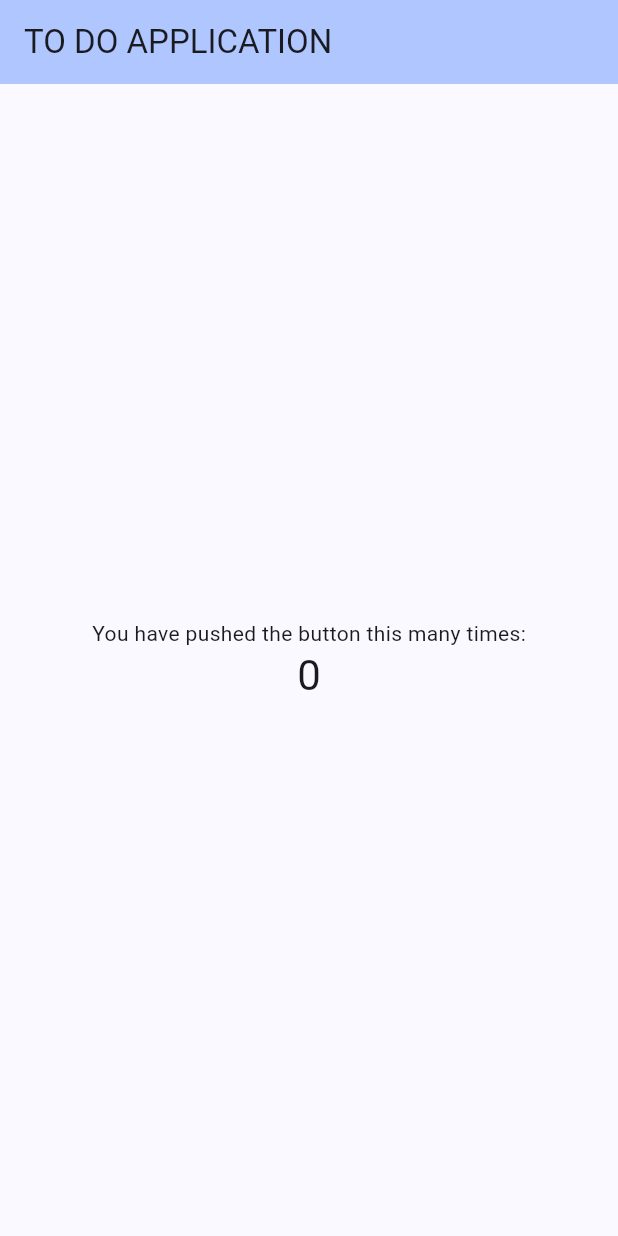
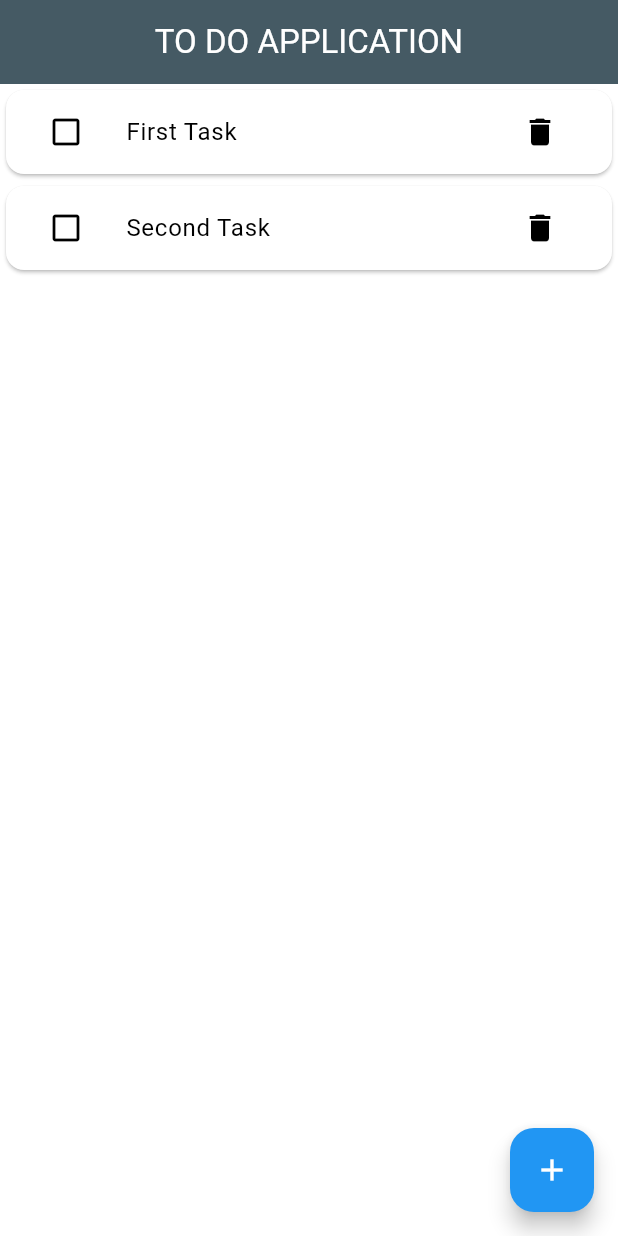
Before and after one commit to Qharny/TO_DO_LIST, a Flutter app: the screen it shows after launch, on a phone screen of 412 x 824 dp. Run offline on Flutter 3.47's test engine with Material 2 defaults, Android fonts, the phone set to English and light mode, and no system bars.

Commit message:
Please enter the commit message for your changes. Lines starting with '#' will be ignored, and an empty message aborts the commit.
On branch main
Your branch is up to date with 'origin/main'.

Changes to be committed:
	modified:   lib/main.dart

```diff
--- a/lib/main.dart
+++ b/lib/main.dart
@@ -5,31 +5,15 @@ void main() {
 }
 
 class MyApp extends StatelessWidget {
-  const MyApp({super.key});
+  const MyApp({Key? key}) : super(key: key);
 
-  // This widget is the root of your application.
   @override
   Widget build(BuildContext context) {
     return MaterialApp(
       title: 'TO DO LIST',
       theme: ThemeData(
-        // This is the theme of your application.
-        //
-        // TRY THIS: Try running your application with "flutter run". You'll see
-        // the application has a blue toolbar. Then, without quitting the app,
-        // try changing the seedColor in the colorScheme below to Colors.green
-        // and then invoke "hot reload" (save your changes or press the "hot
-        // reload" button in a Flutter-supported IDE, or press "r" if you used
-        // the command line to start the app).
-        //
-        // Notice that the counter didn't reset back to zero; the application
-        // state is not lost during the reload. To reset the state, use hot
-        // restart instead.
-        //
-        // This works for code too, not just values: Most code changes can be
-        // tested with just a hot reload.
-        colorScheme: ColorScheme.fromSeed(
-            seedColor: const Color.fromARGB(255, 52, 113, 219)),
+        colorScheme: ColorScheme.fromSwatch(primarySwatch: Colors.blue)
+            .copyWith(secondary: Colors.deepOrange),
         useMaterial3: true,
       ),
       home: const MyHomePage(title: 'TO DO APPLICATION'),
@@ -38,89 +22,92 @@ class MyApp extends StatelessWidget {
 }
 
 class MyHomePage extends StatefulWidget {
-  const MyHomePage({super.key, required this.title});
-
-  // This widget is the home page of your application. It is stateful, meaning
-  // that it has a State object (defined below) that contains fields that affect
-  // how it looks.
-
-  // This class is the configuration for the state. It holds the values (in this
-  // case the title) provided by the parent (in this case the App widget) and
-  // used by the build method of the State. Fields in a Widget subclass are
-  // always marked "final".
-
   final String title;
 
+  const MyHomePage({Key? key, required this.title}) : super(key: key);
+
   @override
-  State<MyHomePage> createState() => _MyHomePageState();
+  _MyHomePageState createState() => _MyHomePageState();
 }
 
 class _MyHomePageState extends State<MyHomePage> {
-  int _counter = 0;
+  List<String> items = ['First Task', 'Second Task'];
+  TextEditingController textEditingController = TextEditingController();
 
-  void _incrementCounter() {
+  void addItem() {
     setState(() {
-      // This call to setState tells the Flutter framework that something has
-      // changed in this State, which causes it to rerun the build method below
-      // so that the display can reflect the updated values. If we changed
-      // _counter without calling setState(), then the build method would not be
-      // called again, and so nothing would appear to happen.
-      _counter++;
+      items.add(textEditingController.text);
+      textEditingController.clear();
+    });
+  }
+
+  void removeItem(int index) {
+    setState(() {
+      items.removeAt(index);
     });
   }
 
   @override
   Widget build(BuildContext context) {
-    // This method is rerun every time setState is called, for instance as done
-    // by the _incrementCounter method above.
-    //
-    // The Flutter framework has been optimized to make rerunning build methods
-    // fast, so that you can just rebuild anything that needs updating rather
-    // than having to individually change instances of widgets.
     return Scaffold(
       appBar: AppBar(
-        // TRY THIS: Try changing the color here to a specific color (to
-        // Colors.amber, perhaps?) and trigger a hot reload to see the AppBar
-        // change color while the other colors stay the same.
-        backgroundColor: Theme.of(context).colorScheme.inversePrimary,
-        // Here we take the value from the MyHomePage object that was created by
-        // the App.build method, and use it to set our appbar title.
-        title: Text(widget.title),
-      ),
-      body: Center(
-        // Center is a layout widget. It takes a single child and positions it
-        // in the middle of the parent.
-        child: Column(
-          // Column is also a layout widget. It takes a list of children and
-          // arranges them vertically. By default, it sizes itself to fit its
-          // children horizontally, and tries to be as tall as its parent.
-          //
-          // Column has various properties to control how it sizes itself and
-          // how it positions its children. Here we use mainAxisAlignment to
-          // center the children vertically; the main axis here is the vertical
-          // axis because Columns are vertical (the cross axis would be
-          // horizontal).
-          //
-          // TRY THIS: Invoke "debug painting" (choose the "Toggle Debug Paint"
-          // action in the IDE, or press "p" in the console), to see the
-          // wireframe for each widget.
-          mainAxisAlignment: MainAxisAlignment.center,
-          children: <Widget>[
-            const Text(
-              'You have pushed the button this many times:',
-            ),
-            Text(
-              '$_counter',
-              style: Theme.of(context).textTheme.headlineMedium,
-            ),
-          ],
+        backgroundColor: Colors.blueGrey[700],
+        centerTitle: true,
+        title: Text(
+          widget.title,
+          style: TextStyle(color: Colors.white),
         ),
       ),
-      // floatingActionButton: FloatingActionButton(
-      //   onPressed: _incrementCounter,
-      //   tooltip: 'Increment',
-      //   child: const Icon(Icons.add),
-      // ), // This trailing comma makes auto-formatting nicer for build methods.
+      body: ListView.builder(
+        itemCount: items.length,
+        itemBuilder: (context, index) => Card(
+          child: ListTile(
+            leading: IconButton(
+              icon: Icon(Icons.check_box_outline_blank),
+              onPressed: () {},
+            ),
+            trailing: IconButton(
+              icon: Icon(Icons.delete),
+              onPressed: () {
+                removeItem(index);
+              },
+            ),
+            title: Text(items[index]),
+          ),
+        ),
+      ),
+      floatingActionButton: FloatingActionButton(
+        tooltip: 'Add task',
+        child: Icon(Icons.add),
+        onPressed: () {
+          showDialog(
+            context: context,
+            builder: (_) {
+              return AlertDialog(
+                content: TextField(
+                  controller: textEditingController,
+                  decoration: InputDecoration(labelText: 'Enter your task'),
+                ),
+                actions: <Widget>[
+                  TextButton(
+                    child: Text('CANCEL'),
+                    onPressed: () {
+                      Navigator.of(context).pop();
+                    },
+                  ),
+                  TextButton(
+                    child: Text('ADD'),
+                    onPressed: () {
+                      addItem();
+                      Navigator.of(context).pop();
+                    },
+                  ),
+                ],
+              );
+            },
+          );
+        },
+      ),
     );
   }
 }
```
